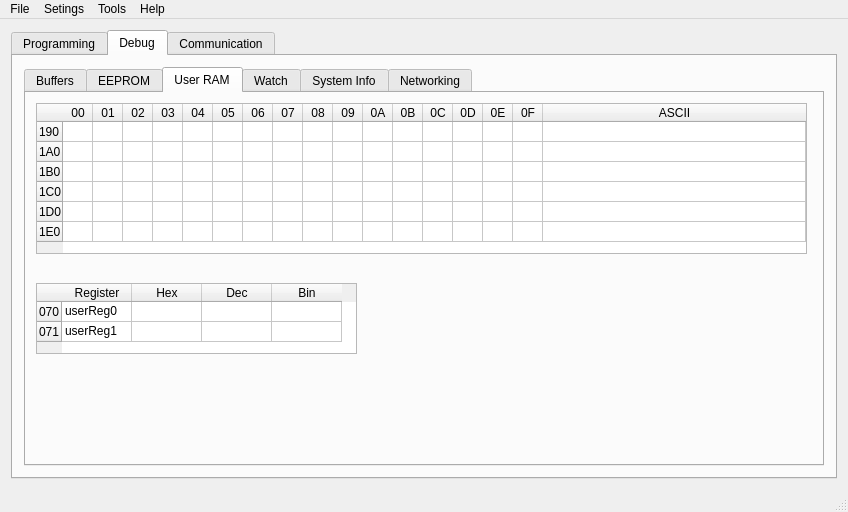
This is IDE/iqrf_ide/mainwindow.ui in nandra/IDE as Qt 5 draws it before an edit. The edited form follows.
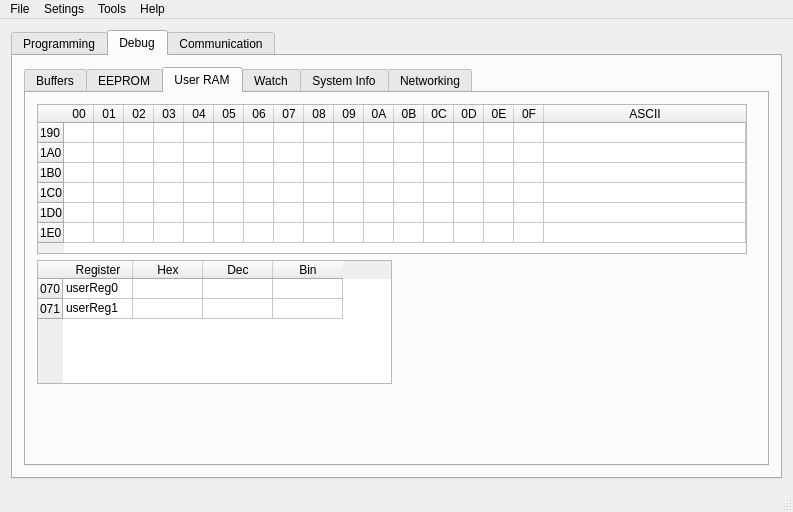
This is the edited form. The open tabs and pages were chosen to show the change. Icons and pictures are not drawn.

Commit message: Add handling for terminal and raw. Sended.

```diff
--- a/IDE/iqrf_ide/mainwindow.ui
+++ b/IDE/iqrf_ide/mainwindow.ui
@@ -6,7 +6,7 @@
    <rect>
     <x>0</x>
     <y>0</y>
-    <width>848</width>
+    <width>788</width>
     <height>512</height>
    </rect>
   </property>
@@ -1384,21 +1384,21 @@
            <attribute name="title">
             <string>User RAM</string>
            </attribute>
+           <layout class="QGridLayout" name="gridLayout_14">
+            <item row="1" column="1">
            <widget class="QTableWidget" name="tableWidget_7">
-            <property name="geometry">
-             <rect>
-              <x>10</x>
-              <y>10</y>
-              <width>771</width>
-              <height>151</height>
-             </rect>
-            </property>
             <property name="sizePolicy">
-             <sizepolicy hsizetype="Expanding" vsizetype="Maximum">
+               <sizepolicy hsizetype="Preferred" vsizetype="Preferred">
               <horstretch>0</horstretch>
               <verstretch>0</verstretch>
              </sizepolicy>
             </property>
+              <property name="minimumSize">
+               <size>
+                <width>0</width>
+                <height>0</height>
+               </size>
+              </property>
             <attribute name="horizontalHeaderDefaultSectionSize">
              <number>30</number>
             </attribute>
@@ -1524,17 +1524,13 @@
              </property>
             </column>
            </widget>
+            </item>
+            <item row="2" column="1">
+             <layout class="QHBoxLayout" name="horizontalLayout">
+              <item>
            <widget class="QTableWidget" name="tableWidget_6">
-            <property name="geometry">
-             <rect>
-              <x>10</x>
-              <y>190</y>
-              <width>321</width>
-              <height>71</height>
-             </rect>
-            </property>
             <property name="sizePolicy">
-             <sizepolicy hsizetype="Minimum" vsizetype="Minimum">
+                 <sizepolicy hsizetype="Expanding" vsizetype="Preferred">
               <horstretch>0</horstretch>
               <verstretch>0</verstretch>
              </sizepolicy>
@@ -1542,7 +1538,7 @@
             <property name="minimumSize">
              <size>
               <width>0</width>
-              <height>10</height>
+                  <height>0</height>
              </size>
             </property>
             <property name="verticalScrollBarPolicy">
@@ -1625,6 +1621,97 @@
              </property>
             </item>
            </widget>
+              </item>
+              <item>
+               <spacer name="horizontalSpacer_14">
+                <property name="orientation">
+                 <enum>Qt::Horizontal</enum>
+                </property>
+                <property name="sizeHint" stdset="0">
+                 <size>
+                  <width>40</width>
+                  <height>20</height>
+                 </size>
+                </property>
+               </spacer>
+              </item>
+             </layout>
+            </item>
+            <item row="3" column="1">
+             <spacer name="verticalSpacer_3">
+              <property name="orientation">
+               <enum>Qt::Vertical</enum>
+              </property>
+              <property name="sizeHint" stdset="0">
+               <size>
+                <width>707</width>
+                <height>136</height>
+               </size>
+              </property>
+             </spacer>
+            </item>
+            <item row="2" column="2">
+             <spacer name="horizontalSpacer_15">
+              <property name="orientation">
+               <enum>Qt::Horizontal</enum>
+              </property>
+              <property name="sizeHint" stdset="0">
+               <size>
+                <width>0</width>
+                <height>20</height>
+               </size>
+              </property>
+             </spacer>
+            </item>
+            <item row="0" column="1">
+             <spacer name="horizontalSpacer_22">
+              <property name="orientation">
+               <enum>Qt::Horizontal</enum>
+              </property>
+              <property name="sizeType">
+               <enum>QSizePolicy::Fixed</enum>
+              </property>
+              <property name="sizeHint" stdset="0">
+               <size>
+                <width>710</width>
+                <height>0</height>
+               </size>
+              </property>
+             </spacer>
+            </item>
+            <item row="2" column="0">
+             <spacer name="verticalSpacer_4">
+              <property name="orientation">
+               <enum>Qt::Vertical</enum>
+              </property>
+              <property name="sizeType">
+               <enum>QSizePolicy::Fixed</enum>
+              </property>
+              <property name="sizeHint" stdset="0">
+               <size>
+                <width>0</width>
+                <height>60</height>
+               </size>
+              </property>
+             </spacer>
+            </item>
+            <item row="1" column="0">
+             <spacer name="verticalSpacer_5">
+              <property name="orientation">
+               <enum>Qt::Vertical</enum>
+              </property>
+              <property name="sizeType">
+               <enum>QSizePolicy::Fixed</enum>
+              </property>
+              <property name="sizeHint" stdset="0">
+               <size>
+                <width>0</width>
+                <height>150</height>
+               </size>
+              </property>
+             </spacer>
+            </item>
+           </layout>
           </widget>
           <widget class="QWidget" name="tab_6">
            <attribute name="title">
@@ -2351,8 +2438,8 @@
     <rect>
      <x>0</x>
      <y>0</y>
-     <width>848</width>
-     <height>26</height>
+     <width>788</width>
+     <height>20</height>
     </rect>
    </property>
    <widget class="QMenu" name="menuSetings">
```
Left out of the diff: 327 changed lines with no effect on the pictures. Lines whose indentation alone changed are shown as unchanged. The commit also changes 2 other files.
